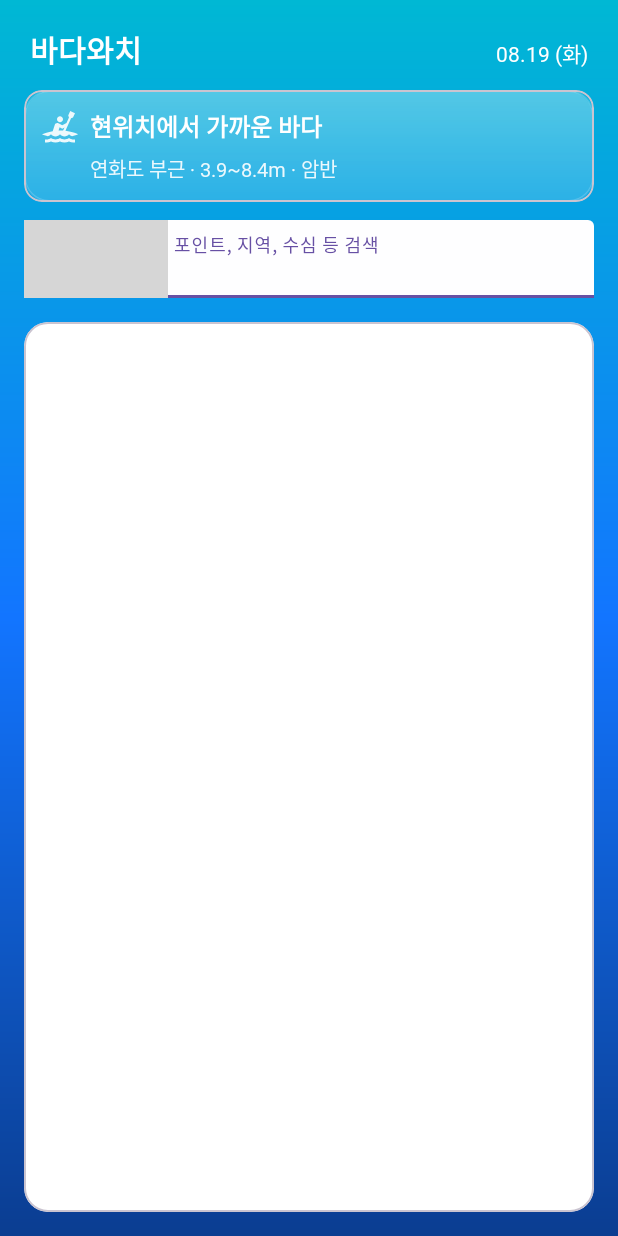
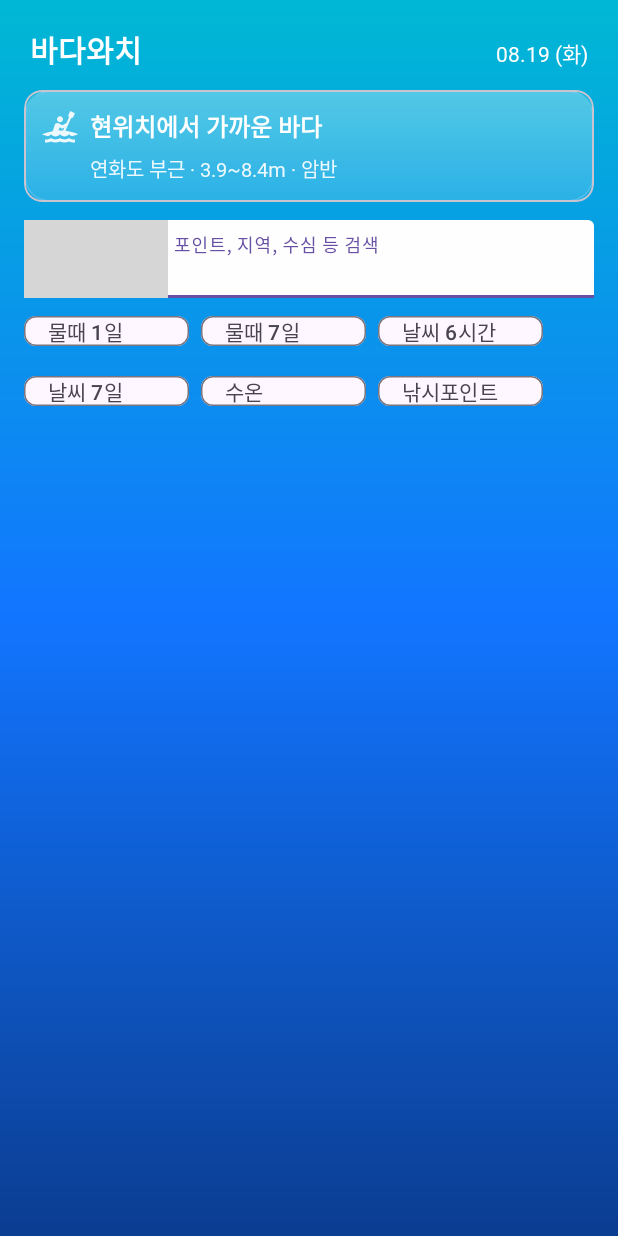
Before and after one commit to dh0728/homoSSAFYens, an Android app: the screen it shows after launch (MainActivity), on a phone screen of 412 x 824 dp. Run offline under Robolectric (Android 15) with nearby library versions, the phone set to English and light mode, and no system bars; grey boxes are pictures that could not be loaded.

Commit message:
[FE] UI: api전 UI완료

```diff
--- a/Frontend/app/build.gradle.kts
+++ b/Frontend/app/build.gradle.kts
@@ -52,6 +52,7 @@ dependencies {
     implementation("androidx.constraintlayout:constraintlayout:2.1.4")
     implementation(libs.play.services.location)
     implementation("com.google.android.gms:play-services-location:21.3.0")
+    implementation(libs.androidx.fragment)
 
     testImplementation("junit:junit:4.13.2")
     androidTestImplementation("androidx.test.ext:junit:1.2.1")
@@ -66,4 +67,5 @@ dependencies {
     // OkHttp (네트워크 통신)
     implementation("com.squareup.okhttp3:okhttp:4.12.0")
     implementation("com.squareup.okhttp3:logging-interceptor:4.12.0")
+    implementation ("androidx.fragment:fragment-ktx:1.6.2")
 }
--- a/Frontend/app/src/main/res/layout/activity_main.xml
+++ b/Frontend/app/src/main/res/layout/activity_main.xml
@@ -121,25 +121,81 @@
             android:imeOptions="actionSearch"/>
     </com.google.android.material.textfield.TextInputLayout>
 
-    <!-- 리스트 영역(정보) -->
-    <com.google.android.material.card.MaterialCardView
-        android:id="@+id/cardList"
+    <com.google.android.material.chip.ChipGroup
+        android:id="@+id/chipGroup"
+        android:layout_width="0dp"
+        android:layout_height="wrap_content"
+        android:layout_marginTop="4dp"
+        android:layout_marginStart="16dp"
+        android:layout_marginEnd="16dp"
+        app:layout_constraintTop_toBottomOf="@id/tilSearch"
+        app:layout_constraintStart_toStartOf="parent"
+        app:layout_constraintEnd_toEndOf="parent"
+
+        app:singleSelection="true"
+        app:singleLine="false"
+
+        android:gravity="center"
+        app:chipSpacingHorizontal="8dp"
+        app:chipSpacingVertical="4dp">
+
+    <com.google.android.material.chip.Chip
+        android:id="@+id/chipTide1"
+        style="@style/Widget.Material3.Chip.Filter"
+        android:layout_width="110dp"
+        android:layout_height="36dp"
+        android:text="물때 1일"
+        android:gravity="center"/>
+
+    <com.google.android.material.chip.Chip
+        android:id="@+id/chipTide7"
+        style="@style/Widget.Material3.Chip.Filter"
+        android:layout_width="110dp"
+        android:layout_height="36dp"
+        android:text="물때 7일"
+        android:gravity="center"/>
+
+    <com.google.android.material.chip.Chip
+        android:id="@+id/chipWeather6h"
+        style="@style/Widget.Material3.Chip.Filter"
+        android:layout_width="110dp"
+        android:layout_height="36dp"
+        android:text="날씨 6시간"
+        android:gravity="center"/>
+
+    <com.google.android.material.chip.Chip
+        android:id="@+id/chipWeather7"
+        style="@style/Widget.Material3.Chip.Filter"
+        android:layout_width="110dp"
+        android:layout_height="36dp"
+        android:text="날씨 7일"
+        android:gravity="center"/>
+
+    <com.google.android.material.chip.Chip
+        android:id="@+id/chipTemp"
+        style="@style/Widget.Material3.Chip.Filter"
+        android:layout_width="110dp"
+        android:layout_height="36dp"
+        android:text="수온"
+        android:gravity="center"/>
+
+    <com.google.android.material.chip.Chip
+        android:id="@+id/chipFishing"
+        style="@style/Widget.Material3.Chip.Filter"
+        android:layout_width="110dp"
+        android:layout_height="36dp"
+        android:text="낚시포인트"
+        android:gravity="center"/>
+</com.google.android.material.chip.ChipGroup>
+
+    <!-- 리스트 자리: Fragment가 들어올 자리 -->
+    <androidx.fragment.app.FragmentContainerView
+        android:id="@+id/fragmentContainer"
         android:layout_width="0dp"
         android:layout_height="0dp"
-        android:layout_margin="16dp"
-        app:cardBackgroundColor="@android:color/white"
-        app:shapeAppearanceOverlay="@style/ShapeAppearanceOverlay.Rounded16"
-        app:layout_constraintTop_toBottomOf="@id/tilSearch"
+        app:layout_constraintTop_toBottomOf="@id/chipGroup"
         app:layout_constraintBottom_toBottomOf="parent"
         app:layout_constraintStart_toStartOf="parent"
-        app:layout_constraintEnd_toEndOf="parent">
-
-<!--        <androidx.recyclerview.widget.RecyclerView-->
-<!--            android:id="@+id/rvInfo"-->
-<!--            android:layout_width="match_parent"-->
-<!--            android:layout_height="match_parent"-->
-<!--            android:padding="8dp"-->
-<!--            tools:listitem="@layout/item_point"/>-->
-    </com.google.android.material.card.MaterialCardView>
+        app:layout_constraintEnd_toEndOf="parent"/>
 
 </androidx.constraintlayout.widget.ConstraintLayout>
--- /dev/null
+++ b/Frontend/app/src/main/res/layout/fragment_seatemp.xml
@@ -0,0 +1,6 @@
+<?xml version="1.0" encoding="utf-8"?>
+<androidx.constraintlayout.widget.ConstraintLayout xmlns:android="http://schemas.android.com/apk/res/android"
+    android:layout_width="match_parent"
+    android:layout_height="match_parent">
+
+</androidx.constraintlayout.widget.ConstraintLayout>
--- /dev/null
+++ b/Frontend/app/src/main/res/layout/fragment_tide1day.xml
@@ -0,0 +1,6 @@
+<?xml version="1.0" encoding="utf-8"?>
+<androidx.constraintlayout.widget.ConstraintLayout xmlns:android="http://schemas.android.com/apk/res/android"
+    android:layout_width="match_parent"
+    android:layout_height="match_parent">
+
+</androidx.constraintlayout.widget.ConstraintLayout>
--- /dev/null
+++ b/Frontend/app/src/main/res/layout/fragment_tide7day.xml
@@ -0,0 +1,6 @@
+<?xml version="1.0" encoding="utf-8"?>
+<androidx.constraintlayout.widget.ConstraintLayout xmlns:android="http://schemas.android.com/apk/res/android"
+    android:layout_width="match_parent"
+    android:layout_height="match_parent">
+
+</androidx.constraintlayout.widget.ConstraintLayout>
--- /dev/null
+++ b/Frontend/app/src/main/res/layout/fragment_weather6h.xml
@@ -0,0 +1,6 @@
+<?xml version="1.0" encoding="utf-8"?>
+<androidx.constraintlayout.widget.ConstraintLayout xmlns:android="http://schemas.android.com/apk/res/android"
+    android:layout_width="match_parent"
+    android:layout_height="match_parent">
+
+</androidx.constraintlayout.widget.ConstraintLayout>
--- /dev/null
+++ b/Frontend/app/src/main/res/layout/fragment_weather7day.xml
@@ -0,0 +1,6 @@
+<?xml version="1.0" encoding="utf-8"?>
+<androidx.constraintlayout.widget.ConstraintLayout xmlns:android="http://schemas.android.com/apk/res/android"
+    android:layout_width="match_parent"
+    android:layout_height="match_parent">
+
+</androidx.constraintlayout.widget.ConstraintLayout>
--- a/Frontend/gradle/libs.versions.toml
+++ b/Frontend/gradle/libs.versions.toml
@@ -24,6 +24,7 @@ horologistComposeTools = "0.6.17"
 horologistTiles = "0.6.17"
 watchfaceComplicationsDataSourceKtx = "1.2.1"
 playServicesLocation = "21.3.0"
+fragment = "1.8.9"
 
 [libraries]
 androidx-core-ktx = { group = "androidx.core", name = "core-ktx", version.ref = "coreKtx" }
@@ -55,6 +56,7 @@ horologist-compose-tools = { group = "com.google.android.horologist", name = "ho
 horologist-tiles = { group = "com.google.android.horologist", name = "horologist-tiles", version.ref = "horologistTiles" }
 androidx-watchface-complications-data-source-ktx = { group = "androidx.wear.watchface", name = "watchface-complications-data-source-ktx", version.ref = "watchfaceComplicationsDataSourceKtx" }
 play-services-location = { group = "com.google.android.gms", name = "play-services-location", version.ref = "playServicesLocation" }
+androidx-fragment = { group = "androidx.fragment", name = "fragment", version.ref = "fragment" }
 
 [plugins]
 android-application = { id = "com.android.application", version.ref = "agp" }
```
Also changed, not shown: Frontend/app/src/main/java/com/example/dive/FishingFragment.kt (added, +22 -0 lines), Frontend/app/src/main/java/com/example/dive/MainActivity.kt (+28 -0 lines), Frontend/app/src/main/java/com/example/dive/SeatempFragment.kt (added, +22 -0 lines), Frontend/app/src/main/java/com/example/dive/Tide1dayFragment.kt (added, +22 -0 lines), Frontend/app/src/main/java/com/example/dive/Tide7dayFragment.kt (added, +22 -0 lines), Frontend/app/src/main/java/com/example/dive/Weather6hFragment.kt (added, +22 -0 lines), Frontend/app/src/main/java/com/example/dive/Weather7dayFragment.kt (added, +22 -0 lines), Frontend/app/src/main/res/color/chip_bg.xml (added, +7 -0 lines), Frontend/app/src/main/res/color/chip_text.xml (added, +7 -0 lines), Frontend/app/src/main/res/layout/fragment_fishing.xml (added, +7 -0 lines), Frontend/app/src/main/res/layout/item_point.xml (added, +32 -0 lines).
